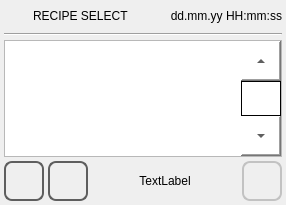
Old version of the form qt_library/ATCMrecipe/recipe_select.ui in the repository MECTsrl/mect_plugins.
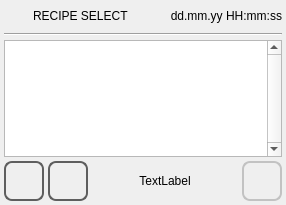
New version of the form. Icons and pictures are not drawn.

```diff
--- a/qt_library/ATCMrecipe/recipe_select.ui
+++ b/qt_library/ATCMrecipe/recipe_select.ui
@@ -29,7 +29,21 @@
    <string notr="true">QPushButton
 {
 	font: 20pt &quot;DejaVu Sans Mono&quot;;
-}</string>
+	qproperty-focusPolicy: NoFocus;
+	border-radius: 8px;
+	border: 2px solid  rgb(94, 94, 94);
+	qproperty-iconSize: 24px 24px;
+}
+QPushButton:pressed
+{
+	border: 2px solid  rgb(194, 194, 194);
+	background-color:  rgb(255, 255, 127);
+}
+QPushButton:disabled
+{
+	border: 2px solid  rgb(194, 194, 194);
+}
+</string>
   </property>
   <layout class="QVBoxLayout" name="verticalLayout">
    <property name="spacing">
@@ -141,36 +155,7 @@
 {
 	font: 32pt &quot;DejaVu Sans Mono&quot;;
 }
-QScrollBar:vertical
-{
-        border-top: 40px solid #999999;
-        border-bottom: 40px solid #999999;
-        background:white;
-        width:40px;    
-        margin: 0px 0px 0px 0px;
-}
-QScrollBar::handle:vertical 
-{
-        border: 1px solid black;
-	    background: rgb(255, 255, 255);
-        min-height: 10px;
-}
-QScrollBar::add-line:vertical
-{
-        height: 40px;
-	    background: rgb(255, 255, 255);
-        subcontrol-position: bottom;
-        subcontrol-origin: margin;
-	image: url(:/libicons/img/Down.png);
-}
-QScrollBar::sub-line:vertical 
-{
-       height: 40px;
-	    background: rgb(255, 255, 255);
-        subcontrol-position: top;
-	    subcontrol-origin: margin;
-	image: url(:/libicons/img/Up.png);
-}</string>
+</string>
      </property>
      <property name="verticalScrollBarPolicy">
       <enum>Qt::ScrollBarAlwaysOn</enum>
```
Left out of the diff: 45 changed lines with no effect on the pictures.
